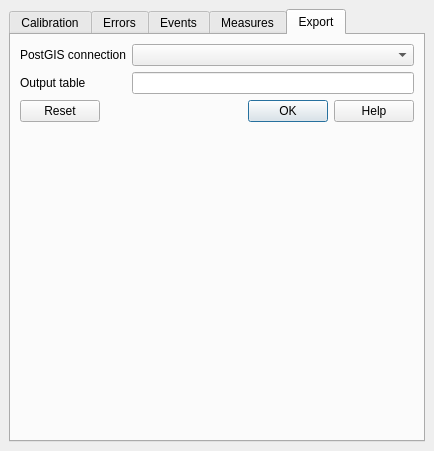
First picture: the form in lrs/ui_lrsdockwidget.ui, repository blazek/lrs, before the edit.
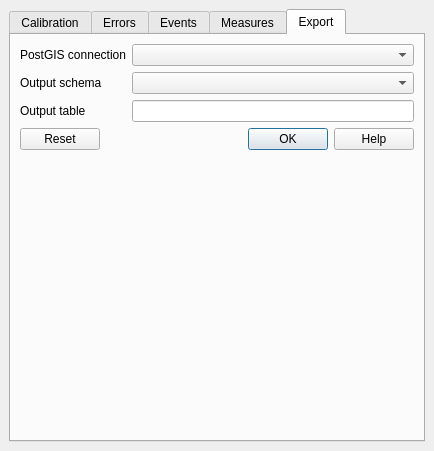
Second picture: the form after the edit. The open tabs and pages were chosen to show the change.

The edit to the form file:
```diff
--- a/lrs/ui_lrsdockwidget.ui
+++ b/lrs/ui_lrsdockwidget.ui
@@ -646,11 +646,11 @@
        <layout class="QVBoxLayout" name="verticalLayout_6">
         <item>
          <layout class="QGridLayout" name="gridLayout_2">
-          <item row="1" column="1">
+          <item row="2" column="1">
            <widget class="QLineEdit" name="exportPostgisTableLineEdit"/>
           </item>
-          <item row="1" column="0">
-           <widget class="QLabel" name="exportPostgisTableLable">
+          <item row="2" column="0">
+           <widget class="QLabel" name="exportPostgisTableLabel">
             <property name="text">
              <string>Output table</string>
             </property>
@@ -666,6 +666,16 @@
             </property>
            </widget>
           </item>
+          <item row="1" column="0">
+           <widget class="QLabel" name="exportPostgisSchemaLabel">
+            <property name="text">
+             <string>Output schema</string>
+            </property>
+           </widget>
+          </item>
+          <item row="1" column="1">
+           <widget class="QComboBox" name="exportPostgisSchemaCombo"/>
+          </item>
          </layout>
         </item>
         <item>
```
